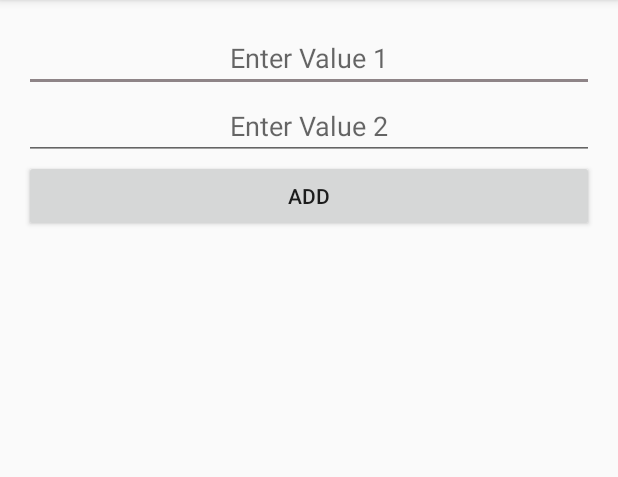
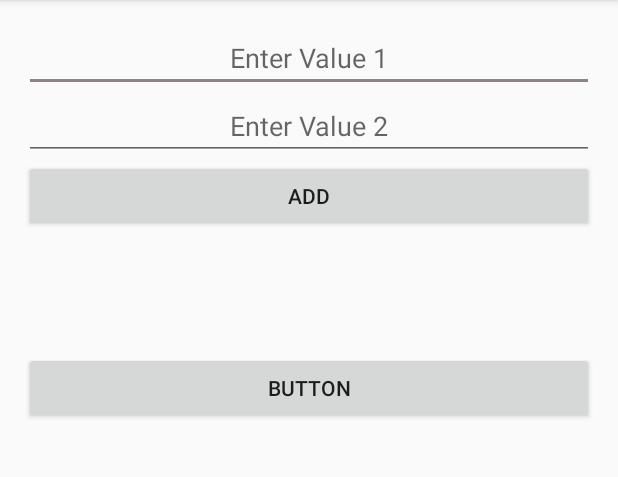
Before and after one commit to mohitlivetech2016/MyFirstApp, an Android app: the Main6Activity screen opened directly, with no data from a screen before it, on a phone screen of 412 x 824 dp, the part 84-561 px from its top. Run offline under Robolectric (Android 15) with nearby library versions, the phone set to English and light mode, and no system bars.

Commit message:
commit 3-11-2016   4:13

```diff
--- a/app/src/main/res/layout/activity_main6.xml
+++ b/app/src/main/res/layout/activity_main6.xml
@@ -51,5 +51,11 @@
         android:layout_height="40sp"
         android:gravity="center" />
 
+    <Button
+        android:text="Button"
+        android:layout_width="match_parent"
+        android:layout_height="wrap_content"
+        android:id="@+id/button2" />
+
 
 </LinearLayout>
```
